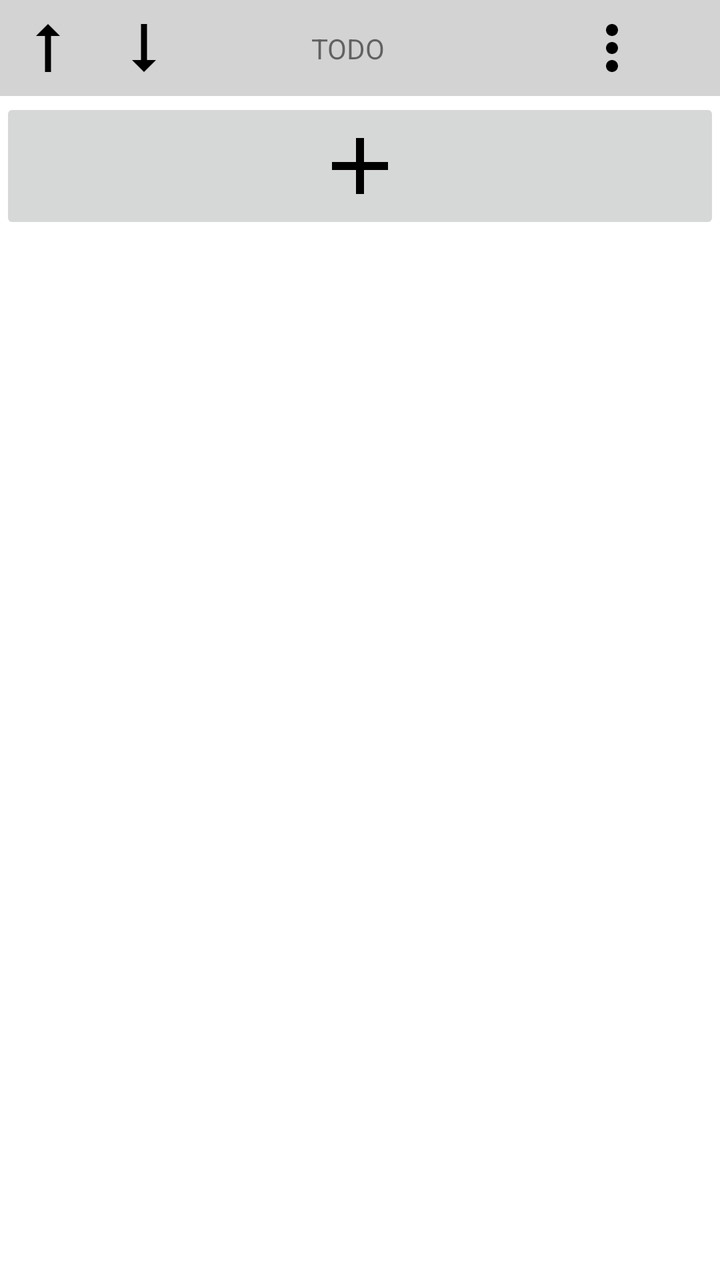
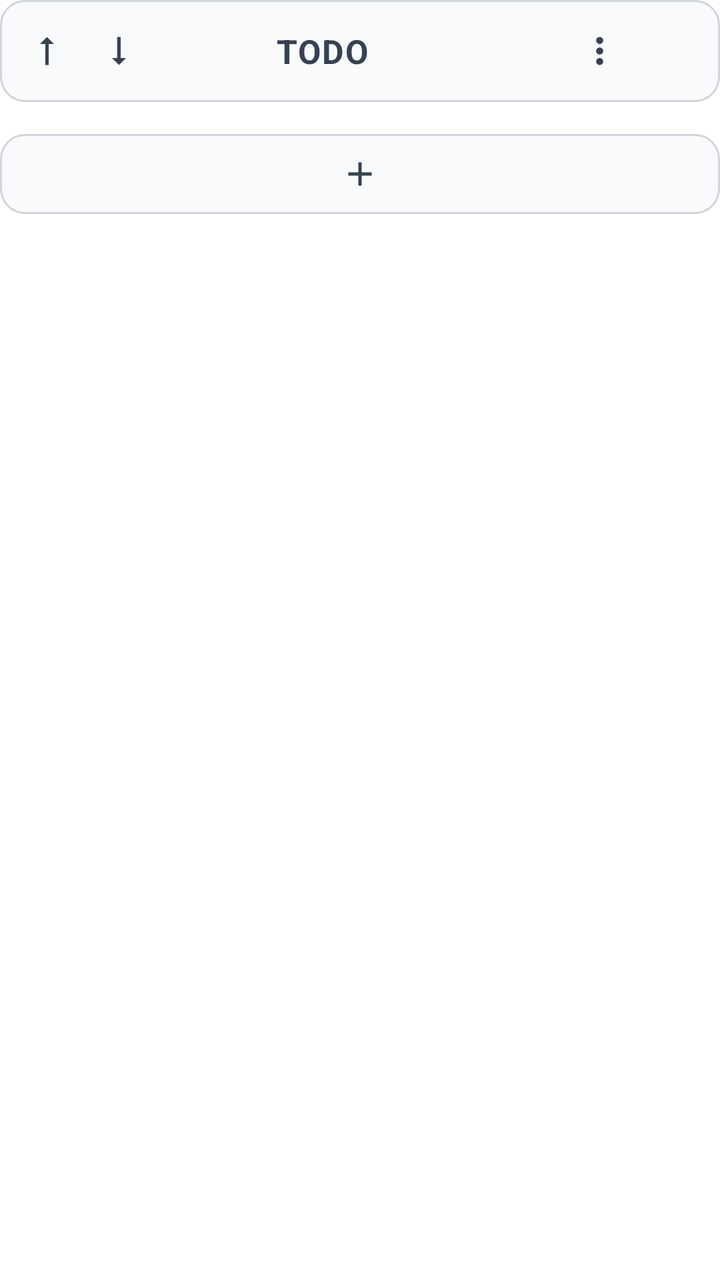

Screens rendered from an Android XML layout before and after an edit, with the pre-edit source and the edit as a unified diff.
<!-- AndroidManifest.xml: application theme Theme.ShoppingList -->
<!-- res/layout/shopping_category_view_holder_layout.xml -->
<?xml version="1.0" encoding="utf-8"?>
<androidx.constraintlayout.widget.ConstraintLayout xmlns:android="http://schemas.android.com/apk/res/android"
    xmlns:app="http://schemas.android.com/apk/res-auto"
    android:layout_width="match_parent"
    android:layout_height="wrap_content">

    <androidx.constraintlayout.widget.ConstraintLayout
        android:id="@+id/categoryNamePanel"
        android:layout_width="match_parent"
        android:layout_height="wrap_content"
        android:background="@color/category_tag_color"
        app:layout_constraintEnd_toEndOf="parent"
        app:layout_constraintStart_toStartOf="parent"
        app:layout_constraintTop_toTopOf="parent">

        <ImageButton
            android:id="@+id/moveUpButton"
            android:layout_width="0dp"
            android:layout_height="wrap_content"
            android:background="@drawable/baseline_arrow_right_alt_24"
            android:contentDescription="@string/todo"
            android:rotation="270"
            android:scaleY="0.75"
            android:scaleX="0.75"
            app:layout_constraintBottom_toBottomOf="parent"
            app:layout_constraintStart_toStartOf="parent"
            app:layout_constraintTop_toTopOf="parent" />

        <ImageButton
            android:id="@+id/moveDownButton"
            android:layout_width="0dp"
            android:layout_height="wrap_content"
            android:background="@drawable/baseline_arrow_right_alt_24"
            android:contentDescription="@string/todo"
            android:rotation="90"
            android:scaleY="0.75"
            android:scaleX="0.75"
            app:layout_constraintBottom_toBottomOf="parent"
            app:layout_constraintStart_toEndOf="@+id/moveUpButton"
            app:layout_constraintTop_toTopOf="parent" />

        <TextView
            android:id="@+id/categoryNameTextView"
            android:layout_width="0dp"
            android:layout_height="wrap_content"
            android:gravity="center"
            android:text="@string/todo"
            app:layout_constraintBottom_toBottomOf="parent"
            app:layout_constraintEnd_toStartOf="@+id/guideline6"
            app:layout_constraintStart_toEndOf="@+id/moveDownButton"
            app:layout_constraintTop_toTopOf="parent" />

        <ImageButton
            android:id="@+id/menu_button"
            android:layout_width="wrap_content"
            android:layout_height="wrap_content"
            android:scaleY="0.75"
            android:scaleX="0.75"
            android:background="@drawable/baseline_more_vert_24"
            android:contentDescription="@string/todo"
            app:layout_constraintBottom_toBottomOf="parent"
            app:layout_constraintEnd_toEndOf="parent"
            app:layout_constraintStart_toStartOf="@+id/guideline6"
            app:layout_constraintTop_toTopOf="parent" />

        <androidx.constraintlayout.widget.Guideline
            android:id="@+id/guideline6"
            android:layout_width="wrap_content"
            android:layout_height="wrap_content"
            android:orientation="vertical"
            app:layout_constraintGuide_percent="0.70" />

        <ImageView
            android:id="@+id/collapseIndicator"
            android:layout_width="0dp"
            android:layout_height="0dp"
            android:visibility="gone"
            android:background="@drawable/baseline_star_24"
            android:contentDescription="@string/todo"
            android:scaleX="0.25"
            android:scaleY="0.15"
            app:layout_constraintBottom_toBottomOf="parent"
            app:layout_constraintEnd_toEndOf="parent"
            app:layout_constraintStart_toEndOf="@+id/menu_button"
            app:layout_constraintTop_toTopOf="parent" />

    </androidx.constraintlayout.widget.ConstraintLayout>


    <androidx.recyclerview.widget.RecyclerView
        android:id="@+id/shoppingItemsRecyclerView"
        android:layout_width="match_parent"
        android:layout_height="wrap_content"
        app:layout_constraintEnd_toEndOf="parent"
        app:layout_constraintHorizontal_bias="1.0"
        app:layout_constraintStart_toStartOf="parent"
        app:layout_constraintTop_toBottomOf="@+id/categoryNamePanel" />

    <LinearLayout
        android:layout_width="match_parent"
        android:layout_height="wrap_content"
        android:layout_marginTop="1dp"
        app:layout_constraintEnd_toEndOf="parent"
        app:layout_constraintStart_toStartOf="parent"
        app:layout_constraintTop_toBottomOf="@+id/shoppingItemsRecyclerView">

        <ImageButton
            android:id="@+id/addShoppingItemImageButton"
            android:layout_width="0dp"
            android:layout_height="wrap_content"
            android:layout_weight="1"
            android:contentDescription="@string/todo"
            android:src="@drawable/baseline_add_24"
            app:layout_constraintStart_toStartOf="parent"
            app:layout_constraintTop_toBottomOf="@+id/shoppingItemsRecyclerView" />

    </LinearLayout>

</androidx.constraintlayout.widget.ConstraintLayout>
<!-- resources referenced by this layout -->
<resources>
  <color name="category_tag_color">@color/light_gray</color>
  <!-- drawable baseline_add_24 (drawable) -->
  <vector xmlns:android="http://schemas.android.com/apk/res/android" android:height="48dp" android:tint="#000000" android:viewportHeight="24" android:viewportWidth="24" android:width="48dp">
        
      <path android:fillColor="@android:color/white" android:pathData="M19,13h-6v6h-2v-6H5v-2h6V5h2v6h6v2z"/>
      
  </vector>
  <!-- drawable baseline_arrow_right_alt_24 (drawable) -->
  <vector xmlns:android="http://schemas.android.com/apk/res/android" android:autoMirrored="true" android:height="48dp" android:tint="#000000" android:viewportHeight="24" android:viewportWidth="24" android:width="48dp">
        
      <path android:fillColor="@android:color/white" android:pathData="M16.01,11H4v2h12.01v3L20,12l-3.99,-4z"/>
      
  </vector>
  <string name="todo">TODO</string>
  <style name="Theme.ShoppingList" parent="Theme.MaterialComponents.DayNight.NoActionBar">
          
          <item name="colorPrimary">@color/light_gray</item>
          <item name="colorPrimaryVariant">@color/gray</item>
          <item name="colorOnPrimary">@color/white</item>
          
          <item name="colorSecondary">@color/teal_200</item>
          <item name="colorSecondaryVariant">@color/teal_700</item>
          <item name="colorOnSecondary">@color/black</item>
          
          <item name="android:statusBarColor">?attr/colorPrimaryVariant</item>
          
      </style>
  <color name="light_gray">#FFD3D3D3</color>
  <color name="gray">#FF808080</color>s
  <color name="white">#FFFFFFFF</color>
  <color name="teal_200">#FF03DAC5</color>
  <color name="teal_700">#FF018786</color>
  <color name="black">#FF000000</color>
  <!-- unchanged entries left out for length: 2 -->
</resources>

<!-- the commit's change to res/layout/shopping_category_view_holder_layout.xml (unified diff, before → after) -->
@@ -2,49 +2,63 @@
 <androidx.constraintlayout.widget.ConstraintLayout xmlns:android="http://schemas.android.com/apk/res/android"
     xmlns:app="http://schemas.android.com/apk/res-auto"
     android:layout_width="match_parent"
-    android:layout_height="wrap_content">
+    android:layout_height="wrap_content"
+    android:layout_marginHorizontal="@dimen/screen_edge_padding"
+    android:layout_marginTop="@dimen/shopping_card_spacing"
+    android:layout_marginBottom="4dp">
 
     <androidx.constraintlayout.widget.ConstraintLayout
         android:id="@+id/categoryNamePanel"
         android:layout_width="match_parent"
         android:layout_height="wrap_content"
-        android:background="@color/category_tag_color"
+        android:background="@drawable/bg_shopping_card"
+        android:paddingHorizontal="9dp"
+        android:paddingVertical="11dp"
         app:layout_constraintEnd_toEndOf="parent"
         app:layout_constraintStart_toStartOf="parent"
         app:layout_constraintTop_toTopOf="parent">
 
         <ImageButton
             android:id="@+id/moveUpButton"
-            android:layout_width="0dp"
-            android:layout_height="wrap_content"
-            android:background="@drawable/baseline_arrow_right_alt_24"
+            android:layout_width="@dimen/shopping_category_bar_action_size"
+            android:layout_height="@dimen/shopping_category_bar_action_size"
+            android:background="@drawable/ripple_shopping_flat_action"
             android:contentDescription="@string/todo"
+            android:padding="@dimen/shopping_category_icon_padding"
             android:rotation="270"
-            android:scaleY="0.75"
-            android:scaleX="0.75"
+            android:scaleType="centerInside"
+            android:src="@drawable/baseline_arrow_right_alt_24"
             app:layout_constraintBottom_toBottomOf="parent"
             app:layout_constraintStart_toStartOf="parent"
-            app:layout_constraintTop_toTopOf="parent" />
+            app:layout_constraintTop_toTopOf="parent"
+            app:tint="@color/shopping_text_primary" />
 
         <ImageButton
             android:id="@+id/moveDownButton"
-            android:layout_width="0dp"
-            android:layout_height="wrap_content"
-            android:background="@drawable/baseline_arrow_right_alt_24"
+            android:layout_width="@dimen/shopping_category_bar_action_size"
+            android:layout_height="@dimen/shopping_category_bar_action_size"
+            android:layout_marginStart="7dp"
+            android:background="@drawable/ripple_shopping_flat_action"
             android:contentDescription="@string/todo"
+            android:padding="@dimen/shopping_category_icon_padding"
             android:rotation="90"
-            android:scaleY="0.75"
-            android:scaleX="0.75"
+            android:scaleType="centerInside"
+            android:src="@drawable/baseline_arrow_right_alt_24"
             app:layout_constraintBottom_toBottomOf="parent"
             app:layout_constraintStart_toEndOf="@+id/moveUpButton"
-            app:layout_constraintTop_toTopOf="parent" />
+            app:layout_constraintTop_toTopOf="parent"
+            app:tint="@color/shopping_text_primary" />
 
         <TextView
             android:id="@+id/categoryNameTextView"
             android:layout_width="0dp"
             android:layout_height="wrap_content"
             android:gravity="center"
+            android:letterSpacing="0.04"
             android:text="@string/todo"
+            android:textColor="@color/shopping_text_primary"
+            android:textSize="16.5sp"
+            android:textStyle="bold"
             app:layout_constraintBottom_toBottomOf="parent"
             app:layout_constraintEnd_toStartOf="@+id/guideline6"
             app:layout_constraintStart_toEndOf="@+id/moveDownButton"
@@ -52,16 +66,18 @@
 
         <ImageButton
             android:id="@+id/menu_button"
-            android:layout_width="wrap_content"
-            android:layout_height="wrap_content"
-            android:scaleY="0.75"
-            android:scaleX="0.75"
-            android:background="@drawable/baseline_more_vert_24"
+            android:layout_width="@dimen/shopping_category_bar_action_size"
+            android:layout_height="@dimen/shopping_category_bar_action_size"
+            android:background="@drawable/ripple_shopping_flat_action"
             android:contentDescription="@string/todo"
+            android:padding="@dimen/shopping_category_icon_padding"
+            android:scaleType="centerInside"
+            android:src="@drawable/baseline_more_vert_24"
             app:layout_constraintBottom_toBottomOf="parent"
             app:layout_constraintEnd_toEndOf="parent"
             app:layout_constraintStart_toStartOf="@+id/guideline6"
-            app:layout_constraintTop_toTopOf="parent" />
+            app:layout_constraintTop_toTopOf="parent"
+            app:tint="@color/shopping_text_primary" />
 
         <androidx.constraintlayout.widget.Guideline
             android:id="@+id/guideline6"
@@ -74,11 +90,11 @@
             android:id="@+id/collapseIndicator"
             android:layout_width="0dp"
             android:layout_height="0dp"
-            android:visibility="gone"
             android:background="@drawable/baseline_star_24"
             android:contentDescription="@string/todo"
             android:scaleX="0.25"
             android:scaleY="0.15"
+            android:visibility="gone"
             app:layout_constraintBottom_toBottomOf="parent"
             app:layout_constraintEnd_toEndOf="parent"
             app:layout_constraintStart_toEndOf="@+id/menu_button"
@@ -91,6 +107,8 @@
         android:id="@+id/shoppingItemsRecyclerView"
         android:layout_width="match_parent"
         android:layout_height="wrap_content"
+        android:layout_marginTop="8dp"
+        android:clipToPadding="false"
         app:layout_constraintEnd_toEndOf="parent"
         app:layout_constraintHorizontal_bias="1.0"
         app:layout_constraintStart_toStartOf="parent"
@@ -99,7 +117,7 @@
     <LinearLayout
         android:layout_width="match_parent"
         android:layout_height="wrap_content"
-        android:layout_marginTop="1dp"
+        android:layout_marginTop="8dp"
         app:layout_constraintEnd_toEndOf="parent"
         app:layout_constraintStart_toStartOf="parent"
         app:layout_constraintTop_toBottomOf="@+id/shoppingItemsRecyclerView">
@@ -107,12 +125,15 @@
         <ImageButton
             android:id="@+id/addShoppingItemImageButton"
             android:layout_width="0dp"
-            android:layout_height="wrap_content"
+            android:layout_height="@dimen/shopping_add_item_bar_height"
             android:layout_weight="1"
+            android:background="@drawable/ripple_shopping_card"
             android:contentDescription="@string/todo"
+            android:minHeight="@dimen/shopping_add_item_bar_height"
+            android:padding="10dp"
+            android:scaleType="centerInside"
             android:src="@drawable/baseline_add_24"
-            app:layout_constraintStart_toStartOf="parent"
-            app:layout_constraintTop_toBottomOf="@+id/shoppingItemsRecyclerView" />
+            app:tint="@color/shopping_text_primary" />
 
     </LinearLayout>
 
<!-- resource entries referenced after the edit -->
@@ -1,6 +1,11 @@
 <!-- resources referenced by this layout -->
 <resources>
-  <color name="category_tag_color">@color/light_gray</color>
+  <color name="shopping_text_primary">#374151</color>
+  <dimen name="screen_edge_padding">12dp</dimen>
+  <dimen name="shopping_add_item_bar_height">40dp</dimen>
+  <dimen name="shopping_card_spacing">10dp</dimen>
+  <dimen name="shopping_category_bar_action_size">29dp</dimen>
+  <dimen name="shopping_category_icon_padding">4dp</dimen>
   <!-- drawable baseline_add_24 (drawable) -->
   <vector xmlns:android="http://schemas.android.com/apk/res/android" android:height="48dp" android:tint="#000000" android:viewportHeight="24" android:viewportWidth="24" android:width="48dp">
         
@@ -13,6 +18,32 @@
       <path android:fillColor="@android:color/white" android:pathData="M16.01,11H4v2h12.01v3L20,12l-3.99,-4z"/>
       
   </vector>
+  <!-- drawable bg_shopping_card (drawable) -->
+  <?xml version="1.0" encoding="utf-8"?>
+  <shape xmlns:android="http://schemas.android.com/apk/res/android"
+      android:shape="rectangle">
+      <corners android:radius="@dimen/corner_radius_md" />
+      <solid android:color="@color/shopping_card_surface" />
+      <stroke
+          android:width="@dimen/card_stroke_width"
+          android:color="@color/shopping_card_stroke" />
+  </shape>
+  <!-- drawable ripple_shopping_card (drawable) -->
+  <?xml version="1.0" encoding="utf-8"?>
+  <ripple xmlns:android="http://schemas.android.com/apk/res/android"
+      android:color="?attr/colorControlHighlight">
+      <item android:drawable="@drawable/bg_shopping_card" />
+  </ripple>
+  <!-- drawable ripple_shopping_flat_action (drawable) -->
+  <?xml version="1.0" encoding="utf-8"?>
+  <ripple xmlns:android="http://schemas.android.com/apk/res/android"
+      android:color="?attr/colorControlHighlight">
+      <item>
+          <shape android:shape="rectangle">
+              <solid android:color="@android:color/transparent" />
+          </shape>
+      </item>
+  </ripple>
   <string name="todo">TODO</string>
   <style name="Theme.ShoppingList" parent="Theme.MaterialComponents.DayNight.NoActionBar">
           
@@ -25,14 +56,27 @@
           <item name="colorOnSecondary">@color/black</item>
           
           <item name="android:statusBarColor">?attr/colorPrimaryVariant</item>
+          <item name="materialButtonStyle">@style/Widget.ShoppingList.Button.Primary</item>
           
       </style>
+  <dimen name="corner_radius_md">12dp</dimen>
+  <color name="shopping_card_surface">#F8FAFC</color>
+  <dimen name="card_stroke_width">1dp</dimen>
+  <color name="shopping_card_stroke">#D1D5DB</color>
   <color name="light_gray">#FFD3D3D3</color>
-  <color name="gray">#FF808080</color>s
+  <color name="gray">#FF808080</color>
   <color name="white">#FFFFFFFF</color>
   <color name="teal_200">#FF03DAC5</color>
   <color name="teal_700">#FF018786</color>
   <color name="black">#FF000000</color>
+  <style name="Widget.ShoppingList.Button.Primary" parent="Widget.MaterialComponents.Button">
+          <item name="cornerRadius">@dimen/corner_radius_button</item>
+          <item name="android:minHeight">48dp</item>
+          <item name="android:insetTop">0dp</item>
+          <item name="android:insetBottom">0dp</item>
+          <item name="android:textAllCaps">false</item>
+      </style>
+  <dimen name="corner_radius_button">16dp</dimen>
   <!-- unchanged entries left out for length: 2 -->
 </resources>
 
